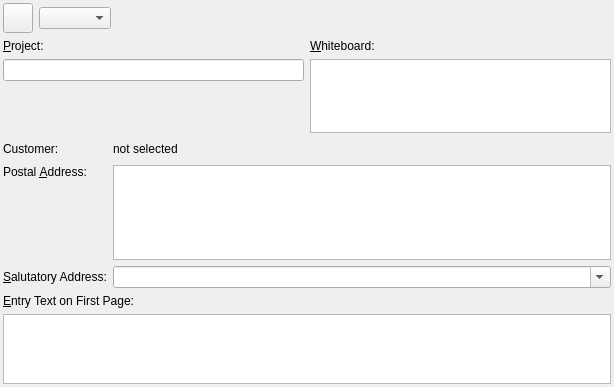
Above: src/docheader.ui from dragotin/kraft before the change. Below: the same form after it.
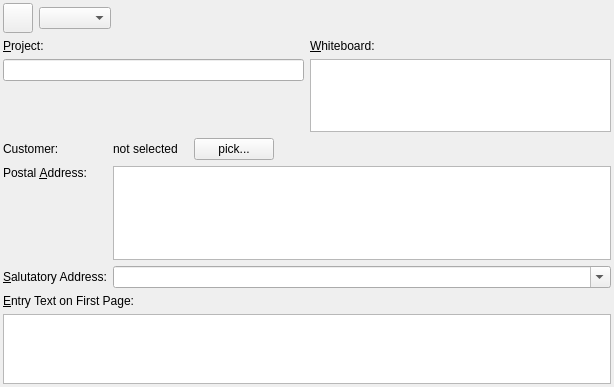
That is the form after the change. Custom widgets are drawn as their Qt base class.

Commit message: WIP: Button to pick addressee from address book on existing docs.

Patch:
```diff
--- a/src/docheader.ui
+++ b/src/docheader.ui
@@ -182,6 +182,29 @@
          </property>
         </widget>
        </item>
+       <item>
+        <spacer name="horizontalSpacer">
+         <property name="orientation">
+          <enum>Qt::Horizontal</enum>
+         </property>
+         <property name="sizeType">
+          <enum>QSizePolicy::Fixed</enum>
+         </property>
+         <property name="sizeHint" stdset="0">
+          <size>
+           <width>10</width>
+           <height>20</height>
+          </size>
+         </property>
+        </spacer>
+       </item>
+       <item>
+        <widget class="QPushButton" name="pb_pickAddressee">
+         <property name="text">
+          <string>pick...</string>
+         </property>
+        </widget>
+       </item>
        <item>
         <spacer name="spacer1">
          <property name="orientation">
@@ -261,16 +284,16 @@
  </widget>
  <layoutdefault spacing="6" margin="3"/>
  <customwidgets>
-  <customwidget>
-   <class>KDateWidget</class>
-   <extends>QWidget</extends>
-   <header>kdatewidget.h</header>
-  </customwidget>
   <customwidget>
    <class>KComboBox</class>
    <extends>QComboBox</extends>
    <header>kcombobox.h</header>
   </customwidget>
+  <customwidget>
+   <class>KDateWidget</class>
+   <extends>QWidget</extends>
+   <header>kdatewidget.h</header>
+  </customwidget>
   <customwidget>
    <class>KTextEdit</class>
    <extends>QTextEdit</extends>
```
The commit also changes 4 other files.
